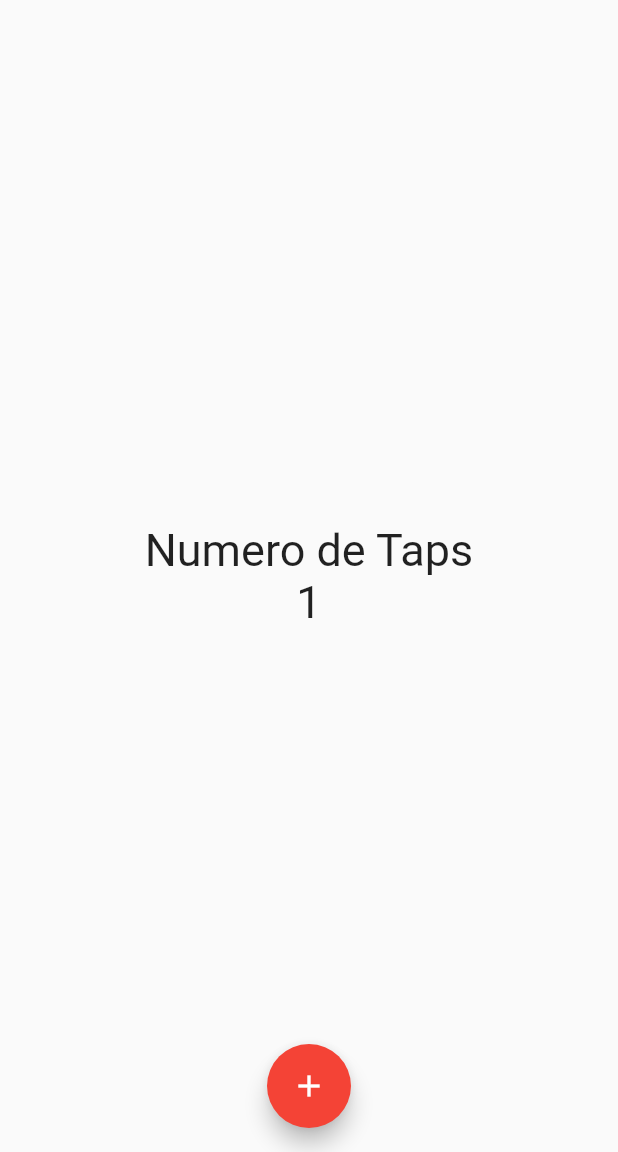
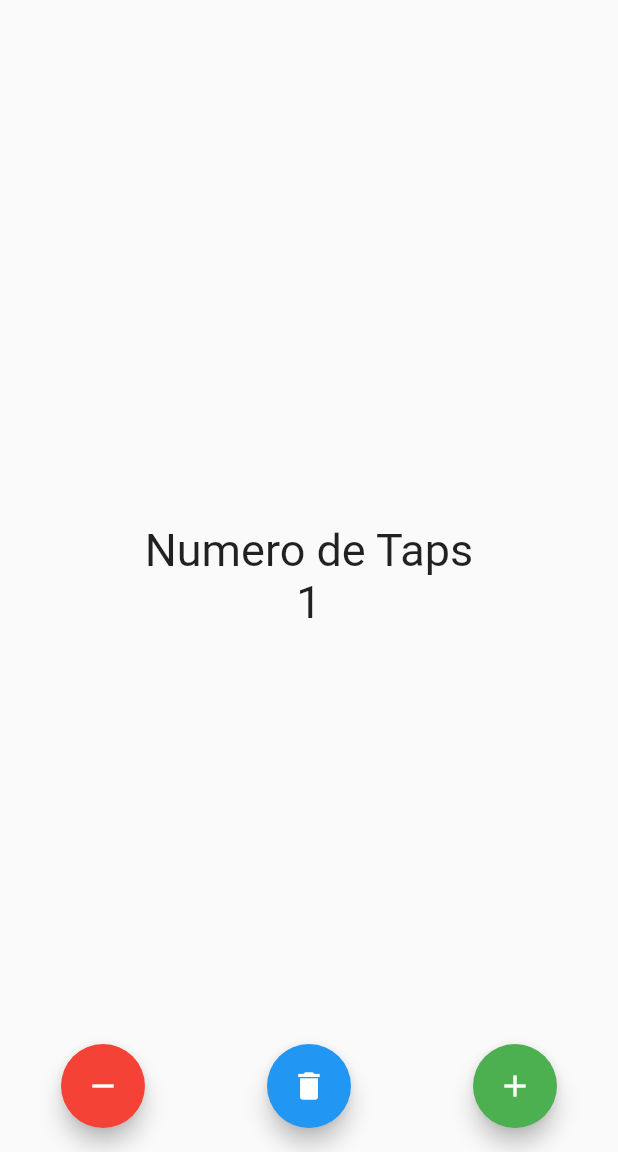
Before and after one commit to arielbakal/counter_app, a Flutter app: the screen it shows after launch, after a tap on the "add" icon, on a phone screen of 412 x 824 dp, the part 84-1236 px from its top. Run offline on Flutter 3.47's test engine with Material 2 defaults, Android fonts, the phone set to English and light mode, and no system bars.

Commit message:
55. Finished Counter App (Minus/Restart/Plus)

```diff
--- a/lib/screens/counter_screen.dart
+++ b/lib/screens/counter_screen.dart
@@ -13,9 +13,7 @@ class _CounterScreenState extends State<CounterScreen> {
 
   @override
   Widget build(BuildContext context) {
-
     const fontSize30 = TextStyle(fontSize: 30);
-
 
     return Scaffold(
       appBar: AppBar(
@@ -31,13 +29,37 @@ class _CounterScreenState extends State<CounterScreen> {
             ]),
       ),
       floatingActionButtonLocation: FloatingActionButtonLocation.centerFloat,
-      floatingActionButton: FloatingActionButton(
-          onPressed: () {
-            counter++;
-            setState(() {});
+      floatingActionButton: Row(
+        mainAxisAlignment: MainAxisAlignment.spaceAround,
+        mainAxisSize: MainAxisSize.max,
+        children: [
+          FloatingActionButton(
+            child: const Icon(Icons.remove),
+            onPressed: () {
+              if(counter > 0) {
+                counter--;
+              }
+              setState(() {});
+            },
+            backgroundColor: Colors.red,
+          ),
+          FloatingActionButton(
+            child: const Icon(Icons.delete),
+            onPressed: () {
+              counter = 0;
+              setState(() {});
+            },
+          ),
+          FloatingActionButton(
+            onPressed: () {
+              counter++;
+              setState(() {});
           },
-          backgroundColor: Colors.red,
-          child: const Icon(Icons.add)),
+          backgroundColor: Colors.green,
+          child: const Icon(Icons.add)
+          ),
+        ],
+      ),
     );
   }
 }
```
